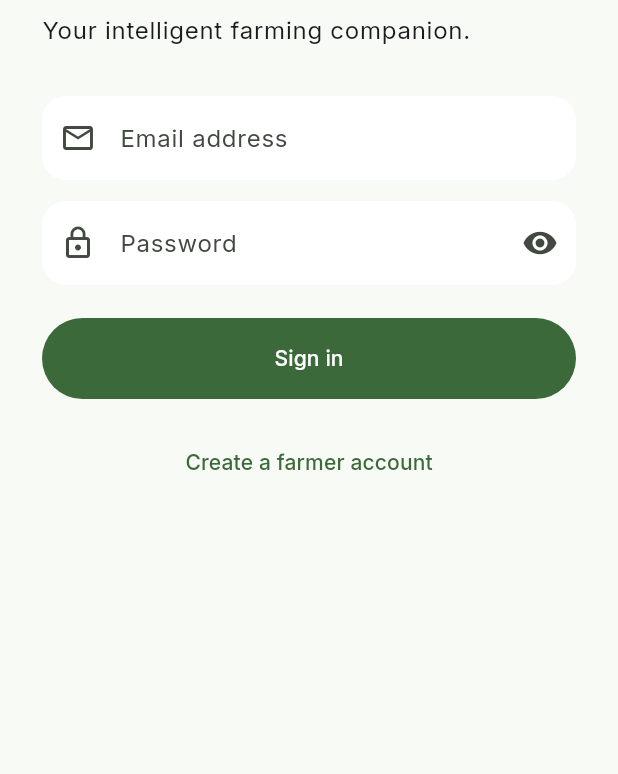
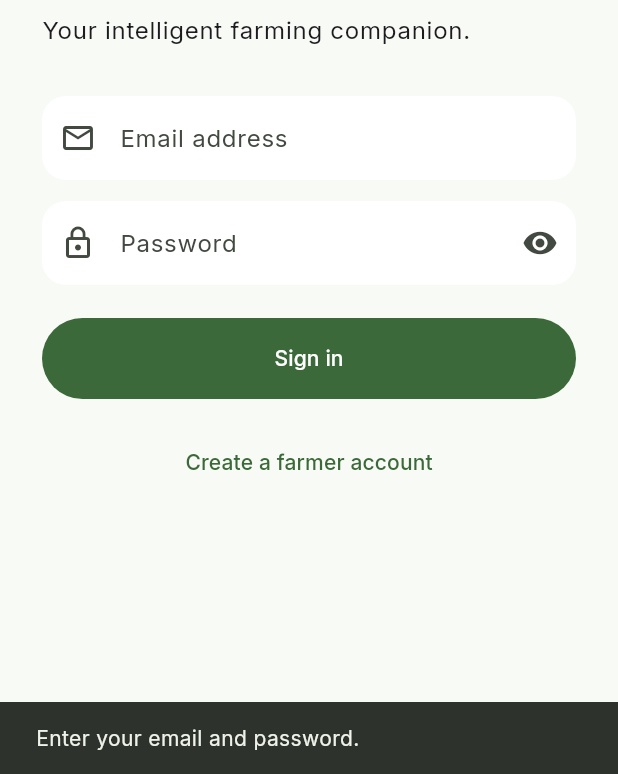
Before and after one commit to Syed-Atiq-pro/KisanPlulse, a Flutter app: the screen it shows after launch, after a tap on "Sign in", on a phone screen of 412 x 824 dp, the part 462-1236 px from its top. Run offline on Flutter 3.47's test engine with Material 3 defaults, Android fonts, the phone set to English and light mode, and no system bars; our stand-ins replace flutter_riverpod, go_router, google_fonts, supabase_flutter; accounts and stored records are empty.

Commit message:
feat(auth): connect login to farmer registration

```diff
--- a/lib/features/auth/presentation/login_page.dart
+++ b/lib/features/auth/presentation/login_page.dart
@@ -16,7 +16,10 @@ class _LoginPageState extends State<LoginPage> {
   bool obscure = true;
 
   Future<void> _signIn() async {
-    if (email.text.trim().isEmpty || password.text.isEmpty) return;
+    if (email.text.trim().isEmpty || password.text.isEmpty) {
+      _message('Enter your email and password.');
+      return;
+    }
     setState(() => loading = true);
     try {
       await Supabase.instance.client.auth.signInWithPassword(
@@ -25,12 +28,16 @@ class _LoginPageState extends State<LoginPage> {
       );
       if (mounted) context.go('/dashboard');
     } on AuthException catch (e) {
-      if (mounted) ScaffoldMessenger.of(context).showSnackBar(SnackBar(content: Text(e.message)));
+      _message(e.message);
     } catch (e) {
-      if (mounted) ScaffoldMessenger.of(context).showSnackBar(SnackBar(content: Text('Unable to sign in: $e')));
+      _message('Unable to sign in: $e');
     } finally {
       if (mounted) setState(() => loading = false);
     }
+  }
+
+  void _message(String text) {
+    if (mounted) ScaffoldMessenger.of(context).showSnackBar(SnackBar(content: Text(text)));
   }
 
   @override
@@ -66,7 +73,7 @@ class _LoginPageState extends State<LoginPage> {
                 const SizedBox(height: 22),
                 SizedBox(width: double.infinity, height: 54, child: FilledButton(onPressed: loading ? null : _signIn, child: loading ? const SizedBox.square(dimension: 22, child: CircularProgressIndicator(strokeWidth: 2)) : const Text('Sign in'))),
                 const SizedBox(height: 18),
-                Center(child: TextButton(onPressed: () {}, child: const Text('Create a farmer account'))),
+                Center(child: TextButton(onPressed: loading ? null : () => context.go('/signup'), child: const Text('Create a farmer account'))),
               ]),
             ),
           ),
```
